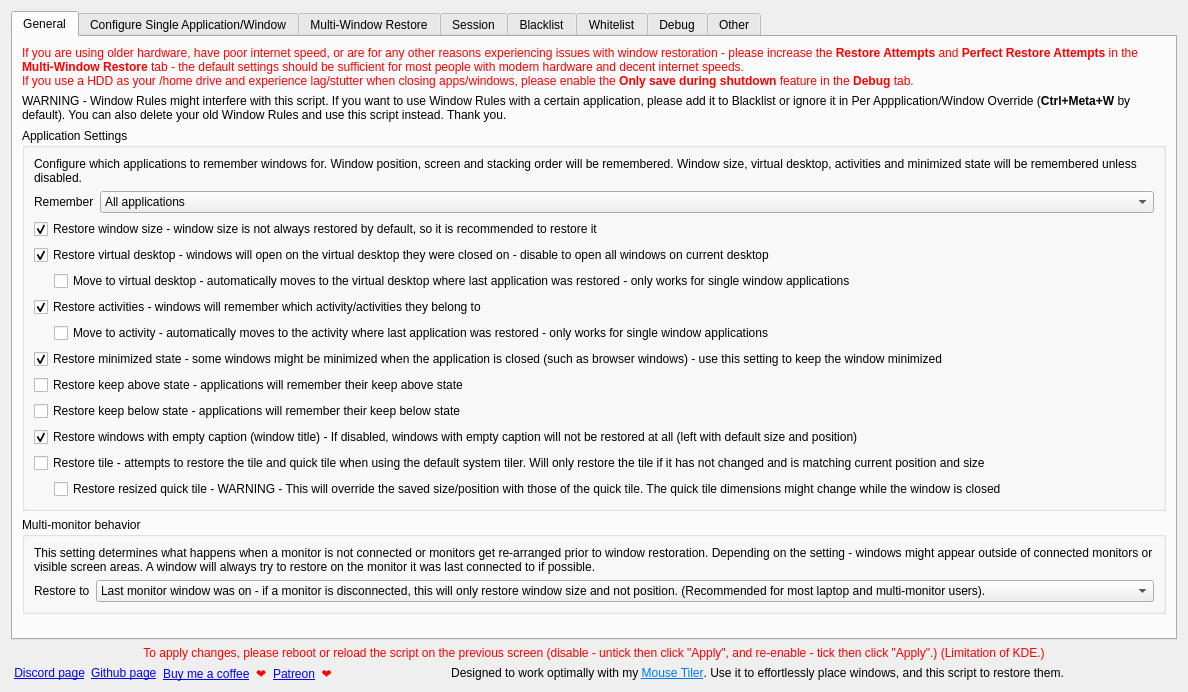
The window that src/contents/ui/config.ui (rxappdev/RememberWindowPositions) describes before a commit, drawn with Qt 5.
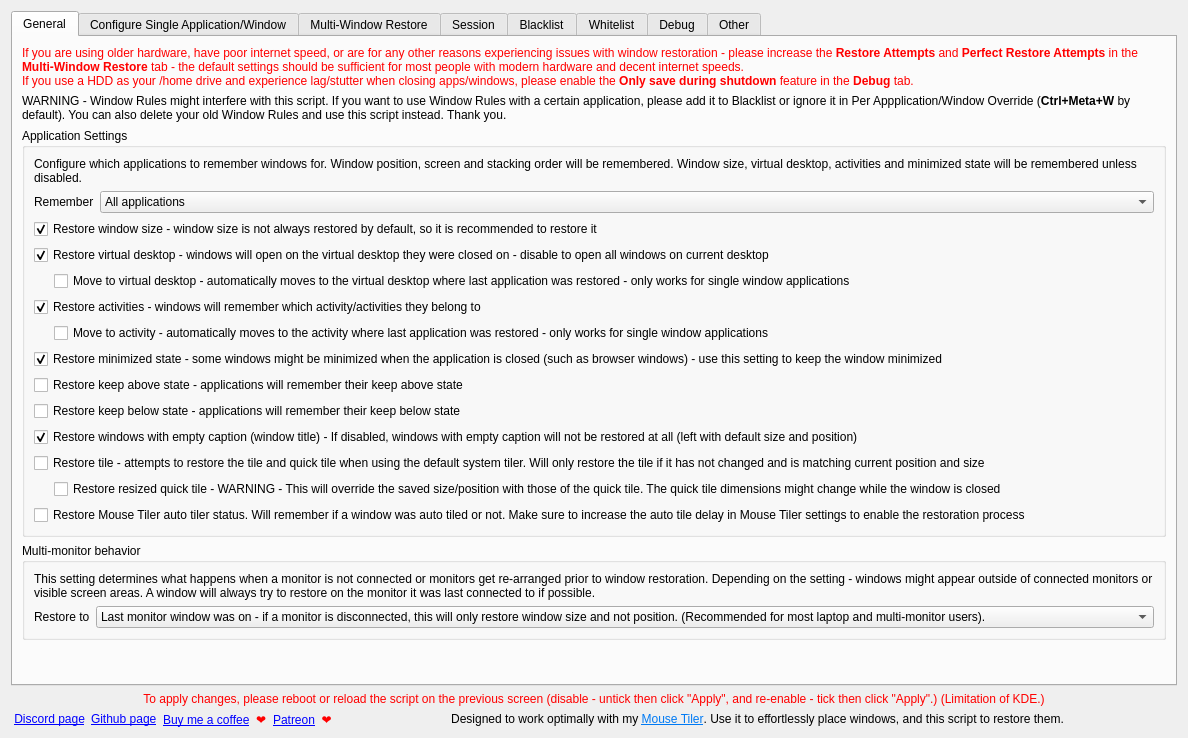
The same window after the commit. Icons and pictures are not drawn.

Commit message: Added support for remembering Mouse Tiler auto tile status (enabled by default). Will remember which auto tiler to use, and which tiles to restore when using the auto-tile feature of the Mouse Tiler.

What changed in the file:
```diff
--- a/src/contents/ui/config.ui
+++ b/src/contents/ui/config.ui
@@ -7,7 +7,7 @@
     <x>0</x>
     <y>0</y>
     <width>1188</width>
-    <height>692</height>
+    <height>738</height>
    </rect>
   </property>
   <layout class="QVBoxLayout" name="verticalLayout">
@@ -290,6 +290,13 @@
             </item>
            </layout>
           </item>
+          <item>
+           <widget class="QCheckBox" name="kcfg_restoreMouseTiler">
+            <property name="text">
+             <string>Restore Mouse Tiler auto tiler status. Will remember if a window was auto tiled or not. Make sure to increase the auto tile delay in Mouse Tiler settings to enable the restoration process</string>
+            </property>
+           </widget>
+          </item>
          </layout>
         </widget>
        </item>
```
The commit also changes 3 other files.
